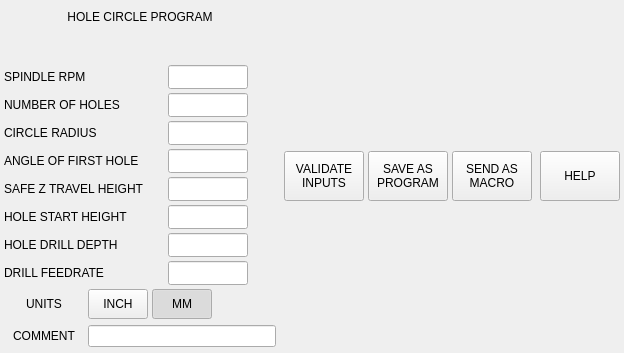
Before: the Qt Designer form lib/python/qtvcp/lib/gcode_utility/hole_circle.ui in LinuxCNC/linuxcnc, drawn with Qt 5.
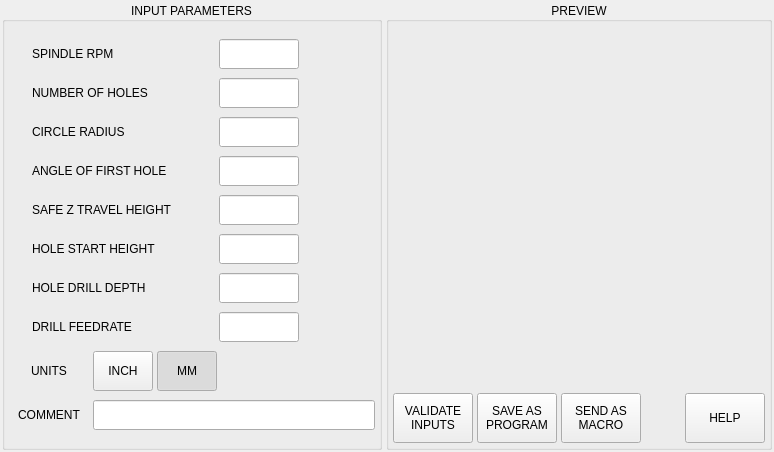
After: the same form once the commit is applied. Icons and pictures are not drawn.

```diff
--- a/lib/python/qtvcp/lib/gcode_utility/hole_circle.ui
+++ b/lib/python/qtvcp/lib/gcode_utility/hole_circle.ui
@@ -6,8 +6,8 @@
    <rect>
     <x>0</x>
     <y>0</y>
-    <width>624</width>
-    <height>353</height>
+    <width>774</width>
+    <height>452</height>
    </rect>
   </property>
   <property name="windowTitle">
@@ -60,66 +60,41 @@
        <number>2</number>
       </property>
       <item>
+       <widget class="QGroupBox" name="groupbox_parameters">
+        <property name="title">
+         <string>INPUT PARAMETERS</string>
+        </property>
+        <property name="alignment">
+         <set>Qt::AlignCenter</set>
+        </property>
        <layout class="QVBoxLayout" name="verticalLayout">
         <property name="spacing">
          <number>4</number>
         </property>
         <property name="leftMargin">
-         <number>2</number>
+          <number>4</number>
         </property>
         <property name="topMargin">
-         <number>2</number>
+          <number>12</number>
         </property>
         <property name="rightMargin">
-         <number>2</number>
+          <number>4</number>
         </property>
         <property name="bottomMargin">
-         <number>2</number>
-        </property>
-        <item>
-         <widget class="QLabel" name="lbl_header">
-          <property name="maximumSize">
-           <size>
-            <width>16777215</width>
-            <height>30</height>
-           </size>
-          </property>
-          <property name="styleSheet">
-           <string notr="true">font: 81 11pt &quot;Lato Heavy&quot;;</string>
-          </property>
-          <property name="text">
-           <string>HOLE CIRCLE PROGRAM</string>
-          </property>
-          <property name="alignment">
-           <set>Qt::AlignCenter</set>
-          </property>
-          <property name="margin">
            <number>4</number>
           </property>
-         </widget>
-        </item>
-        <item>
-         <widget class="QLabel" name="lbl_units_info">
-          <property name="maximumSize">
-           <size>
-            <width>16777215</width>
-            <height>30</height>
-           </size>
-          </property>
-          <property name="alignment">
-           <set>Qt::AlignRight|Qt::AlignTrailing|Qt::AlignVCenter</set>
-          </property>
-          <property name="margin">
-           <number>4</number>
-          </property>
-         </widget>
-        </item>
         <item>
          <widget class="QWidget" name="widget_spindle" native="true">
+           <property name="minimumSize">
+            <size>
+             <width>0</width>
+             <height>30</height>
+            </size>
+           </property>
           <property name="maximumSize">
            <size>
             <width>16777215</width>
-            <height>24</height>
+             <height>30</height>
            </size>
           </property>
           <layout class="QHBoxLayout" name="horizontalLayout_12">
@@ -212,10 +187,16 @@
         </item>
         <item>
          <widget class="QWidget" name="widget_num_holes" native="true">
+           <property name="minimumSize">
+            <size>
+             <width>0</width>
+             <height>30</height>
+            </size>
+           </property>
           <property name="maximumSize">
            <size>
             <width>16777215</width>
-            <height>24</height>
+             <height>30</height>
            </size>
           </property>
           <layout class="QHBoxLayout" name="horizontalLayout_6">
@@ -320,10 +301,16 @@
         </item>
         <item>
          <widget class="QWidget" name="widget_radius" native="true">
+           <property name="minimumSize">
+            <size>
+             <width>0</width>
+             <height>30</height>
+            </size>
+           </property>
           <property name="maximumSize">
            <size>
             <width>16777215</width>
-            <height>24</height>
+             <height>30</height>
            </size>
           </property>
           <layout class="QHBoxLayout" name="horizontalLayout_8">
@@ -428,10 +415,16 @@
         </item>
         <item>
          <widget class="QWidget" name="widget_first" native="true">
+           <property name="minimumSize">
+            <size>
+             <width>0</width>
+             <height>30</height>
+            </size>
+           </property>
           <property name="maximumSize">
            <size>
             <width>16777215</width>
-            <height>24</height>
+             <height>30</height>
            </size>
           </property>
           <layout class="QHBoxLayout" name="horizontalLayout_7">
@@ -542,10 +535,16 @@
         </item>
         <item>
          <widget class="QWidget" name="widget_safe_z" native="true">
+           <property name="minimumSize">
+            <size>
+             <width>0</width>
+             <height>30</height>
+            </size>
+           </property>
           <property name="maximumSize">
            <size>
             <width>16777215</width>
-            <height>24</height>
+             <height>30</height>
            </size>
           </property>
           <layout class="QHBoxLayout" name="horizontalLayout_2">
@@ -650,10 +649,16 @@
         </item>
         <item>
          <widget class="QWidget" name="widget_start_height" native="true">
+           <property name="minimumSize">
+            <size>
+             <width>0</width>
+             <height>30</height>
+            </size>
+           </property>
           <property name="maximumSize">
            <size>
             <width>16777215</width>
-            <height>24</height>
+             <height>30</height>
            </size>
           </property>
           <layout class="QHBoxLayout" name="horizontalLayout_3">
@@ -752,13 +757,13 @@
           <property name="minimumSize">
            <size>
             <width>0</width>
-            <height>0</height>
+             <height>30</height>
            </size>
           </property>
           <property name="maximumSize">
            <size>
             <width>16777215</width>
-            <height>24</height>
+             <height>30</height>
            </size>
           </property>
           <layout class="QHBoxLayout" name="horizontalLayout_4">
@@ -860,10 +865,16 @@
         </item>
         <item>
          <widget class="QWidget" name="widget_drill_feedrate" native="true">
+           <property name="minimumSize">
+            <size>
+             <width>0</width>
+             <height>30</height>
+            </size>
+           </property>
           <property name="maximumSize">
            <size>
             <width>16777215</width>
-            <height>24</height>
+             <height>30</height>
            </size>
           </property>
           <layout class="QHBoxLayout" name="horizontalLayout_10">
@@ -956,7 +967,7 @@
           <property name="minimumSize">
            <size>
             <width>0</width>
-            <height>30</height>
+             <height>40</height>
            </size>
           </property>
           <property name="maximumSize">
@@ -1089,6 +1100,12 @@
         </item>
         <item>
          <widget class="QWidget" name="widget_comment" native="true">
+           <property name="minimumSize">
+            <size>
+             <width>0</width>
+             <height>30</height>
+            </size>
+           </property>
           <property name="maximumSize">
            <size>
             <width>16777215</width>
@@ -1139,7 +1156,7 @@
            <item>
             <widget class="QLineEdit" name="lineEdit_comment">
              <property name="sizePolicy">
-              <sizepolicy hsizetype="Preferred" vsizetype="Fixed">
+               <sizepolicy hsizetype="Preferred" vsizetype="Preferred">
                <horstretch>0</horstretch>
                <verstretch>0</verstretch>
               </sizepolicy>
@@ -1153,28 +1170,43 @@
          </widget>
         </item>
        </layout>
+       </widget>
       </item>
       <item>
-       <layout class="QVBoxLayout" name="layout_preview">
+       <widget class="QGroupBox" name="groupbox_preview">
+        <property name="title">
+         <string>PREVIEW</string>
+        </property>
+        <property name="alignment">
+         <set>Qt::AlignCenter</set>
+        </property>
+        <layout class="QVBoxLayout" name="layout_gb_preview" stretch="1,0">
         <property name="spacing">
-         <number>6</number>
+          <number>4</number>
         </property>
         <property name="sizeConstraint">
          <enum>QLayout::SetMaximumSize</enum>
         </property>
         <property name="leftMargin">
-         <number>2</number>
+          <number>4</number>
         </property>
         <property name="topMargin">
-         <number>2</number>
+          <number>12</number>
         </property>
         <property name="rightMargin">
-         <number>2</number>
+          <number>4</number>
         </property>
         <property name="bottomMargin">
-         <number>2</number>
+          <number>4</number>
         </property>
         <item>
+          <layout class="QVBoxLayout" name="layout_preview">
+           <property name="spacing">
+            <number>4</number>
+           </property>
+          </layout>
+         </item>
+         <item alignment="Qt::AlignBottom">
          <widget class="QWidget" name="widget_macro" native="true">
           <property name="maximumSize">
            <size>
@@ -1333,6 +1365,7 @@
          </widget>
         </item>
        </layout>
+       </widget>
       </item>
      </layout>
     </widget>
```
Lines whose indentation alone changed are shown as unchanged.
